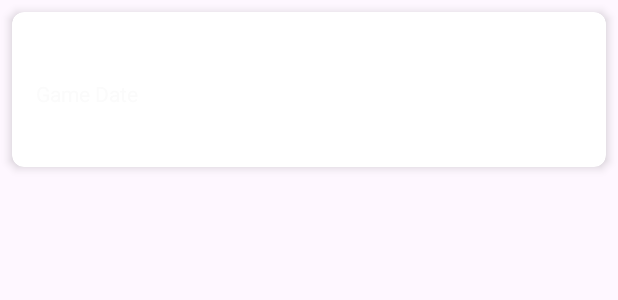
After one commit to cas72p/Xfactor2, an Android app built with Jetpack Compose: the layout game_item_card.xml on its own in the app's theme, with its tools: preview values and no code run, on a phone screen of 412 x 824 dp. The commit adds this screen. Shown: the top 300 px of the screen. Run offline under Robolectric (Android 15) with nearby library versions, the phone set to English and light mode, and no system bars.

Commit message:
Added game card item to better display saved games

```diff
--- a/app/src/main/AndroidManifest.xml
+++ b/app/src/main/AndroidManifest.xml
@@ -3,6 +3,8 @@
     xmlns:tools="http://schemas.android.com/tools">
 
     <uses-permission android:name="android.permission.INTERNET"/>
+    <uses-permission android:name="android.permission.ACCESS_FINE_LOCATION" />
+    <uses-permission android:name="android.permission.ACCESS_COARSE_LOCATION" />
 
     <application
         android:allowBackup="true"
--- /dev/null
+++ b/app/src/main/res/layout/game_item_card.xml
@@ -0,0 +1,45 @@
+<?xml version="1.0" encoding="utf-8"?>
+<androidx.cardview.widget.CardView
+    xmlns:android="http://schemas.android.com/apk/res/android"
+    xmlns:card_view="http://schemas.android.com/apk/res-auto"
+    android:layout_width="match_parent"
+    android:layout_height="wrap_content"
+    android:layout_margin="8dp"
+    card_view:cardElevation="4dp"
+    card_view:cardCornerRadius="8dp">
+
+    <LinearLayout
+        android:layout_width="match_parent"
+        android:layout_height="wrap_content"
+        android:orientation="vertical"
+        android:padding="16dp">
+
+        <TextView
+            android:id="@+id/gameTitle"
+            android:layout_width="wrap_content"
+            android:layout_height="wrap_content"
+            android:text="Game Title"
+            android:textSize="18sp"
+            android:textStyle="bold"
+            android:textColor="#FFFFFF"/>
+
+        <TextView
+            android:id="@+id/gameDate"
+            android:layout_width="wrap_content"
+            android:layout_height="wrap_content"
+            android:text="Game Date"
+            android:textSize="14sp"
+            android:textColor="#FBFBFB"
+            android:layout_marginTop="4dp"/>
+
+        <TextView
+            android:id="@+id/gameLocation"
+            android:layout_width="wrap_content"
+            android:layout_height="wrap_content"
+            android:text="Location: (latitude, longitude)"
+            android:textSize="14sp"
+            android:textColor="#FFFFFF"
+            android:layout_marginTop="4dp"/>
+
+    </LinearLayout>
+</androidx.cardview.widget.CardView>
```
Also changed, not shown: app/src/main/java/com/www/xfactor/SavedGames.kt (+8 -8 lines), app/src/main/res/layout/activity_saved_games.xml (+8 -6 lines).
